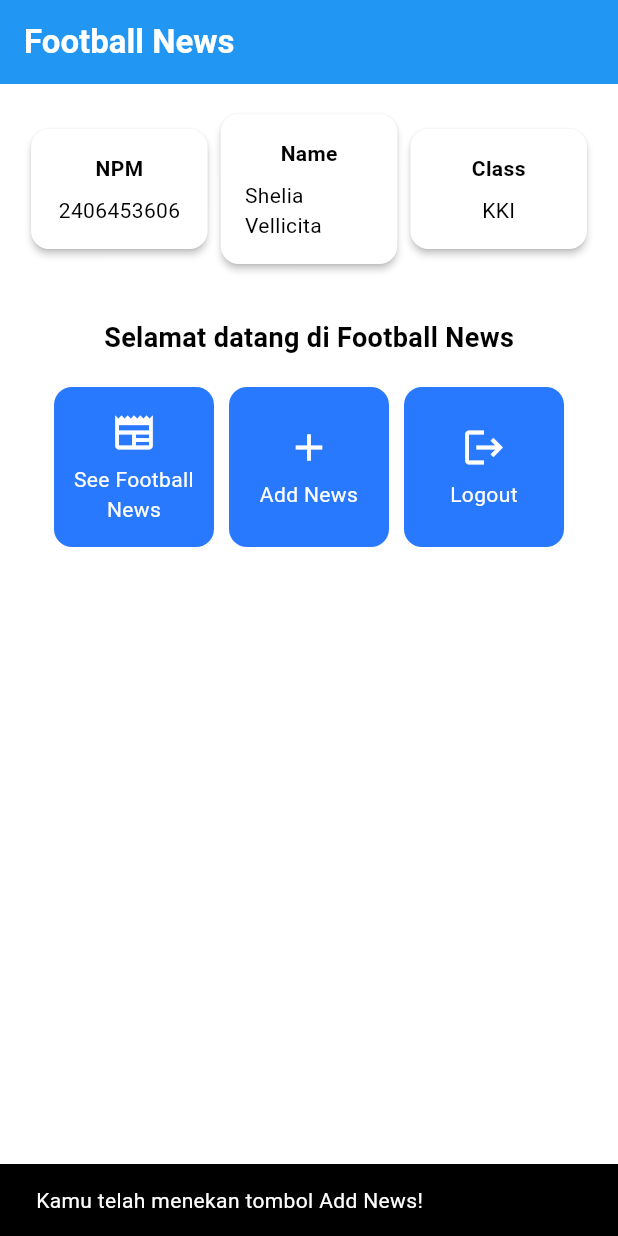
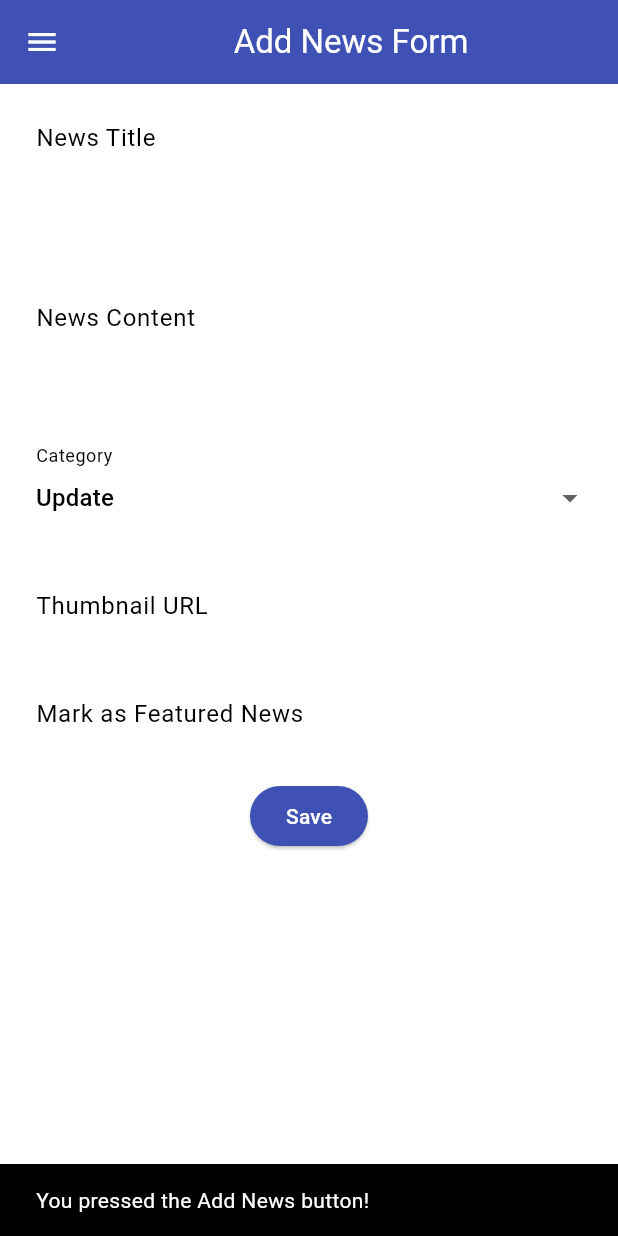
Before and after one commit to kerangleeya/football-news-mobile, a Flutter app: the screen it shows after launch, after a tap on "Add News", on a phone screen of 412 x 824 dp. Run offline on Flutter 3.47's test engine with Material 3 defaults, Android fonts, the phone set to English and light mode, and no system bars.

Commit message:
Finishing tutorial 7

```diff
--- a/lib/main.dart
+++ b/lib/main.dart
@@ -1,5 +1,5 @@
 import 'package:flutter/material.dart';
-import 'package:football_news/menu.dart';
+import 'package:football_news/screens/menu.dart';
 
 void main() {
   runApp(const MyApp());
--- a/lib/menu.dart
+++ b/lib/screens/menu.dart
@@ -1,4 +1,7 @@
 import 'package:flutter/material.dart';
+import 'package:football_news/widgets/left_drawer.dart';
+import 'package:football_news/widgets/news_card.dart';
+
 
 class MyHomePage extends StatelessWidget {
   MyHomePage({super.key}); //sudah ada pada code sebelumnya
@@ -16,9 +19,8 @@ class MyHomePage extends StatelessWidget {
   Widget build(BuildContext context) {
     // Scaffold menyediakan struktur dasar halaman dengan AppBar dan body.
     return Scaffold(
-      // AppBar adalah bagian atas halaman yang menampilkan judul.
       appBar: AppBar(
-        // Judul aplikasi "Football News" dengan teks putih dan tebal.
+        // Application title "Football News" in bold white text
         title: const Text(
           'Football News',
           style: TextStyle(
@@ -26,9 +28,9 @@ class MyHomePage extends StatelessWidget {
             fontWeight: FontWeight.bold,
           ),
         ),
-        // Warna Latar belakang AppBar diambil dari skema warna tema aplikasi.
         backgroundColor: Theme.of(context).colorScheme.primary,
       ),
+      drawer: LeftDrawer(),
       // Body halaman dengan padding di sekelilingnya.
       body: Padding(
         padding: const EdgeInsets.all(16.0),
@@ -87,7 +89,6 @@ class MyHomePage extends StatelessWidget {
   }
 }
 
-// (... nya jangan di copy!)
 class InfoCard extends StatelessWidget {
   // Kartu informasi yang menampilkan title dan content.
   final String title; // Judul kartu.
@@ -125,52 +126,3 @@ class ItemHomepage {
   final IconData icon;
   ItemHomepage(this.name, this.icon);
 }
-
-class ItemCard extends StatelessWidget {
-  // Menampilkan kartu dengan ikon dan nama.
-  final ItemHomepage item;
-  const ItemCard(this.item, {super.key});
-
-  @override
-  Widget build(BuildContext context) {
-    return Material(
-      // Menentukan warna Latar belakang dari tema aplikasi.
-      color: Theme.of(context).colorScheme.secondary,
-      // Membuat sudut kartu melengkung.
-      borderRadius: BorderRadius.circular(12),
-      child: InkWell(
-        // Aksi ketika kartu ditekan.
-        onTap: () {
-          // Menampilkan pesan SnackBar saat kartu ditekan.
-          ScaffoldMessenger.of(context)
-            ..hideCurrentSnackBar()
-            ..showSnackBar(
-                SnackBar(content: Text("Kamu telah menekan tombol ${item.name}!")));
-        },
-        // Container untuk menyimpan Icon dan Text
-        child: Container(
-          padding: const EdgeInsets.all(8),
-          child: Center(
-            child: Column(
-              // Menyusun ikon dan teks di tengah kartu.
-              mainAxisAlignment: MainAxisAlignment.center,
-              children: [
-                Icon(
-                  item.icon,
-                  color: Colors.white,
-                  size: 30.0,
-                ),
-                const Padding(padding: EdgeInsets.all(3)),
-                Text(
-                  item.name,
-                  textAlign: TextAlign.center,
-                  style: const TextStyle(color: Colors.white),
-                ),
-              ],
-            ),
-          ),
-        ),
-      ),
-    );
-  }
-}
--- /dev/null
+++ b/lib/screens/newslist_form.dart
@@ -0,0 +1,212 @@
+import 'package:flutter/material.dart';
+import 'package:football_news/widgets/left_drawer.dart';
+
+class NewsFormPage extends StatefulWidget {
+  const NewsFormPage({super.key});
+
+  @override
+  State<NewsFormPage> createState() => _NewsFormPageState();
+}
+
+class _NewsFormPageState extends State<NewsFormPage> {
+  final _formKey = GlobalKey<FormState>();
+  String _title = "";
+  String _content = "";
+  String _category = "update"; // default
+  String _thumbnail = "";
+  bool _isFeatured = false; // default
+
+  final List<String> _categories = [
+    'transfer',
+    'update',
+    'exclusive',
+    'match',
+    'rumor',
+    'analysis',
+  ];
+  @override
+  Widget build(BuildContext context) {
+      return Scaffold(
+        appBar: AppBar(
+          title: const Center(
+            child: Text(
+              'Add News Form',
+            ),
+          ),
+          backgroundColor: Colors.indigo,
+          foregroundColor: Colors.white,
+        ),
+        drawer: LeftDrawer(),
+        body: Form(
+            key: _formKey,
+            child: SingleChildScrollView(
+              child: Column(
+                crossAxisAlignment: CrossAxisAlignment.start,
+                children:[
+                  // === Title ===
+                  Padding(
+                    padding: const EdgeInsets.all(8.0),
+                    child: TextFormField(
+                      decoration: InputDecoration(
+                        hintText: "News Title",
+                        labelText: "News Title",
+                        border: OutlineInputBorder(
+                          borderRadius: BorderRadius.circular(5.0),
+                        ),
+                      ),
+                      onChanged: (String? value) {
+                        setState(() {
+                          _title = value!;
+                        });
+                      },
+                      validator: (String? value) {
+                        if (value == null || value.isEmpty) {
+                          return "Title cannot be empty!";
+                        }
+                        return null;
+                      },
+                    ),
+                  ),
+                  // === Content ===
+                  Padding(
+                    padding: const EdgeInsets.all(8.0),
+                    child: TextFormField(
+                      maxLines: 5,
+                      decoration: InputDecoration(
+                        hintText: "News Content",
+                        labelText: "News Content",
+                        border: OutlineInputBorder(
+                          borderRadius: BorderRadius.circular(5.0),
+                        ),
+                      ),
+                      onChanged: (String? value) {
+                        setState(() {
+                          _content = value!;
+                        });
+                      },
+                      validator: (String? value) {
+                        if (value == null || value.isEmpty) {
+                          return "Content cannot be empty!";
+                        }
+                        return null;
+                      },
+                    ),
+                  ),
+
+                  // === Category ===
+                  Padding(
+                    padding: const EdgeInsets.all(8.0),
+                    child: DropdownButtonFormField<String>(
+                      decoration: InputDecoration(
+                        labelText: "Category",
+                        border: OutlineInputBorder(
+                          borderRadius: BorderRadius.circular(5.0),
+                        ),
+                      ),
+                      initialValue: _category,
+                      items: _categories
+                          .map((cat) => DropdownMenuItem(
+                                value: cat,
+                                child: Text(cat[0].toUpperCase() + cat.substring(1)),
+                              ))
+                          .toList(),
+                      onChanged: (String? newValue) {
+                        setState(() {
+                          _category = newValue!;
+                        });
+                      },
+                    ),
+                  ),
+
+                  // === Thumbnail URL ===
+                  Padding(
+                    padding: const EdgeInsets.all(8.0),
+                    child: TextFormField(
+                      decoration: InputDecoration(
+                        hintText: "Thumbnail URL (optional)",
+                        labelText: "Thumbnail URL",
+                        border: OutlineInputBorder(
+                          borderRadius: BorderRadius.circular(5.0),
+                        ),
+                      ),
+                      onChanged: (String? value) {
+                        setState(() {
+                          _thumbnail = value!;
+                        });
+                      },
+                    ),
+                  ),
+
+                  // === Is Featured ===
+                  Padding(
+                    padding: const EdgeInsets.all(8.0),
+                    child: SwitchListTile(
+                      title: const Text("Mark as Featured News"),
+                      value: _isFeatured,
+                      onChanged: (bool value) {
+                        setState(() {
+                          _isFeatured = value;
+                        });
+                      },
+                    ),
+                  ),
+                  // === Save Button ===
+                  Align(
+                    alignment: Alignment.bottomCenter,
+                    child: Padding(
+                      padding: const EdgeInsets.all(8.0),
+                      child: ElevatedButton(
+                        style: ButtonStyle(
+                          backgroundColor:
+                              WidgetStateProperty.all(Colors.indigo),
+                        ),
+                        onPressed: () {
+                          if (_formKey.currentState!.validate()) {
+                            showDialog(
+                              context: context,
+                              builder: (context) {
+                                return AlertDialog(
+                                  title: const Text('News saved successfully!'),
+                                  content: SingleChildScrollView(
+                                    child: Column(
+                                      crossAxisAlignment:
+                                          CrossAxisAlignment.start,
+                                      children: [
+                                        Text('Title: $_title'),
+                                        Text('Content: $_content'),
+                                        Text('Category: $_category'),
+                                        Text('Thumbnail: $_thumbnail'),
+                                        Text(
+                                          'Featured: ${_isFeatured ? "Yes" : "No"}',
+                                        ),
+                                      ],
+                                    ),
+                                  ),
+                                  actions: [
+                                    TextButton(
+                                      child: const Text('OK'),
+                                      onPressed: () {
+                                        Navigator.pop(context);
+                                      },
+                                    ),
+                                  ],
+                                );
+                              },
+                            );
+                            _formKey.currentState!.reset();
+                          }
+                        },
+                        child: const Text(
+                          "Save",
+                          style: TextStyle(color: Colors.white),
+                        ),
+                      ),
+                    ),
+                  ),
+                ],
+              ),
+            ),
+        ),
+      );
+  }
+}
--- /dev/null
+++ b/lib/widgets/left_drawer.dart
@@ -0,0 +1,74 @@
+import 'package:flutter/material.dart';
+import 'package:football_news/screens/menu.dart';
+import 'package:football_news/screens/newslist_form.dart';
+
+class LeftDrawer extends StatelessWidget {
+  const LeftDrawer({super.key});
+
+  @override
+  Widget build(BuildContext context) {
+    return Drawer(
+      child: ListView(
+        children: [
+          const DrawerHeader(
+            decoration: BoxDecoration(
+              color: Colors.blue,
+            ),
+            child: Column(
+              children: [
+                Text(
+                  'Football News',
+                  textAlign: TextAlign.center,
+                  style: TextStyle(
+                    fontSize: 30,
+                    fontWeight: FontWeight.bold,
+                    color: Colors.white,
+                  ),
+                ),
+                Padding(padding: EdgeInsets.all(10)),
+                Text(
+                  "All the latest football updates here!",
+                  textAlign: TextAlign.center,
+                  style: TextStyle(
+                    fontSize: 15,
+                    fontWeight: FontWeight.normal,
+                    color: Colors.white,
+                  ),
+                ),
+              ],
+            ),
+          ),
+          ListTile(
+            leading: const Icon(Icons.home_outlined),
+            title: const Text('Home'),
+            // Redirect to MyHomePage
+            onTap: () {
+              Navigator.pushReplacement(
+                  context,
+                  MaterialPageRoute(
+                    builder: (context) => MyHomePage(),
+                  ));
+            },
+          ),
+          ListTile(
+            leading: const Icon(Icons.post_add),
+            title: const Text('Add News'),
+            // Redirect to NewsFormPage
+            onTap: () {
+              Navigator.pushReplacement(
+                  context,
+                  MaterialPageRoute(
+                    builder: (context) => NewsFormPage(),
+                  ));
+            },
+          ),
+          // TODO: Create another ListTile for the news list page
+          ListTile(
+            leading: const Icon(Icons.list),
+            title: const Text('News List'),
+          ),
+        ],
+      ),
+    );
+  }
+}
--- /dev/null
+++ b/lib/widgets/news_card.dart
@@ -0,0 +1,63 @@
+import 'package:flutter/material.dart';
+import 'package:football_news/screens/menu.dart';
+import 'package:football_news/screens/newslist_form.dart';
+
+class ItemCard extends StatelessWidget {
+  // Menampilkan kartu dengan ikon dan nama.
+  final ItemHomepage item;
+  const ItemCard(this.item, {super.key});
+
+  @override
+  Widget build(BuildContext context) {
+    return Material(
+      // Menentukan warna Latar belakang dari tema aplikasi.
+      color: Theme.of(context).colorScheme.secondary,
+      // Membuat sudut kartu melengkung.
+      borderRadius: BorderRadius.circular(12),
+      child: InkWell(
+        // Aksi ketika kartu ditekan.
+        // Responsive area for touch
+        onTap: () {
+          // Show SnackBar when clicked
+          ScaffoldMessenger.of(context)
+            ..hideCurrentSnackBar()
+            ..showSnackBar(SnackBar(
+                content: Text("You pressed the ${item.name} button!")));
+
+          // Navigate to the appropriate route (depending on the button type)
+          if (item.name == "Add News") {
+            // TODO: Use Navigator.push to navigate to a MaterialPageRoute that contains NewsFormPage.
+            Navigator.push(
+                context,
+                MaterialPageRoute(
+                  builder: (context) => NewsFormPage(),
+                ));
+          }
+        },
+        // Container untuk menyimpan Icon dan Text
+        child: Container(
+          padding: const EdgeInsets.all(8),
+          child: Center(
+            child: Column(
+              // Menyusun ikon dan teks di tengah kartu.
+              mainAxisAlignment: MainAxisAlignment.center,
+              children: [
+                Icon(
+                  item.icon,
+                  color: Colors.white,
+                  size: 30.0,
+                ),
+                const Padding(padding: EdgeInsets.all(3)),
+                Text(
+                  item.name,
+                  textAlign: TextAlign.center,
+                  style: const TextStyle(color: Colors.white),
+                ),
+              ],
+            ),
+          ),
+        ),
+      ),
+    );
+  }
+}
```
Also changed, not shown: 1 other file.
